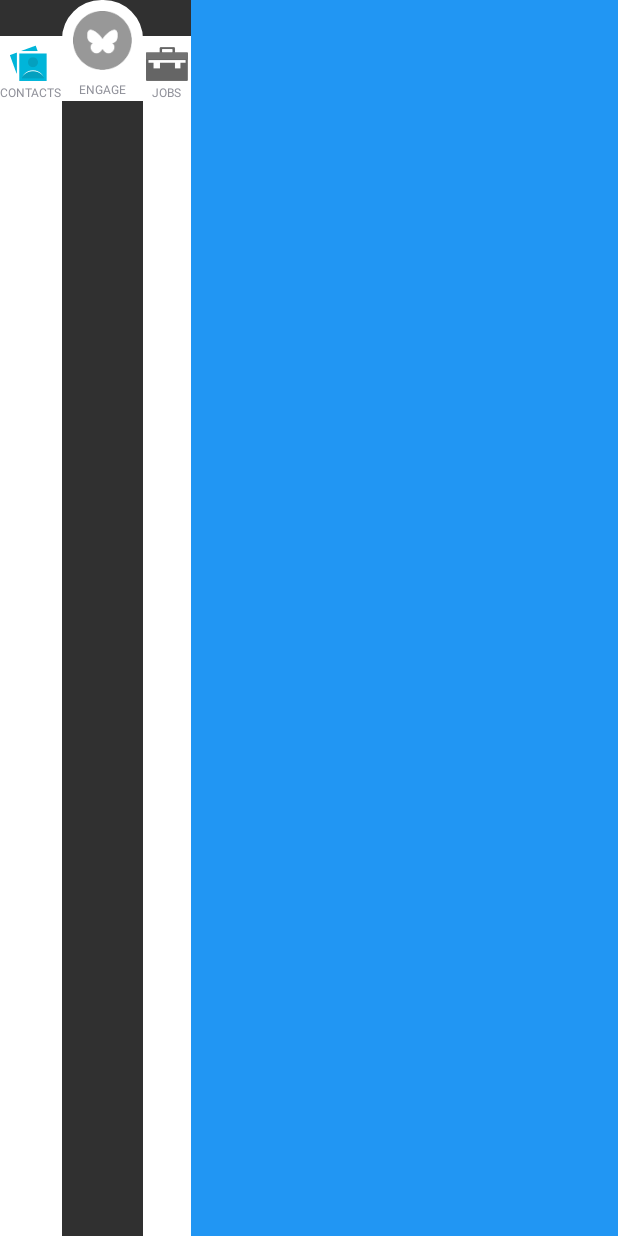
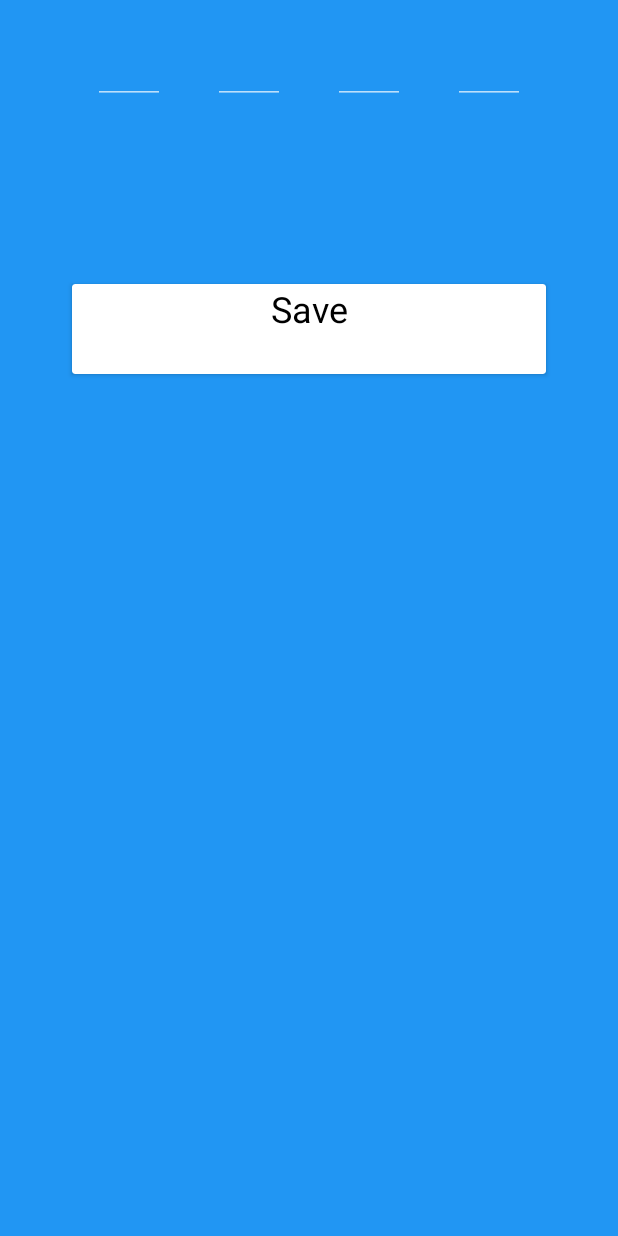
Before and after one commit to AadityaDev/BankBuddy, an Android app: the screen it shows after launch (SignInActivity), after a tap on an icon or button, on a phone screen of 412 x 824 dp. Run offline under Robolectric (Android 15) with nearby library versions, the phone set to English and light mode, and no system bars; pictures from the network do not load.

Commit message:
password key added

```diff
--- a/app/src/main/java/com/technawabs/bankbuddy/fragments/FingerprintScanner.java
+++ b/app/src/main/java/com/technawabs/bankbuddy/fragments/FingerprintScanner.java
@@ -205,10 +205,12 @@ public class FingerprintScanner extends BaseFragment implements FingerPrintAuthC
     }
 
     private void openPasswordScreen() {
-        PasswordKeyboard passwordKeyboard = new PasswordKeyboard();
+        PasswordKeyboard passwordKeyboard = PasswordKeyboard.newInstance("as");
         FragmentManager fragmentManager = this.getFragmentManager();
-        FragmentTransaction fragmentTransaction=fragmentManager.beginTransaction();
-        fragmentTransaction.replace(R.id.tabWidget,passwordKeyboard).commit();
+        FragmentTransaction fragmentTransaction = fragmentManager.beginTransaction();
+        fragmentTransaction.replace(R.id.frag, passwordKeyboard)
+                .addToBackStack(getTAG())
+                .commit();
     }
 
     private void initializeScanner(@NonNull String algorithm) {
--- a/app/src/main/java/com/technawabs/bankbuddy/fragments/PasswordKeyboard.java
+++ b/app/src/main/java/com/technawabs/bankbuddy/fragments/PasswordKeyboard.java
@@ -51,7 +51,7 @@ public class PasswordKeyboard extends Fragment {
         passwordNum2 = (TextView) view.findViewById(R.id.password_num_2);
         passwordNum3 = (TextView) view.findViewById(R.id.password_num_3);
         passwordNum4 = (TextView) view.findViewById(R.id.password_num_4);
-        numberGrid = (GridView) view.findViewById(R.id.number_grid);
+//        numberGrid = (GridView) view.findViewById(R.id.number_grid);
 //        numberGrid.set
         return view;
     }
--- a/app/src/main/res/layout/activity_sign_in.xml
+++ b/app/src/main/res/layout/activity_sign_in.xml
@@ -24,5 +24,9 @@
 
     </RelativeLayout>
 
+    <FrameLayout
+        android:id="@+id/frag"
+        android:layout_width="match_parent"
+        android:layout_height="match_parent"></FrameLayout>
 
 </android.support.constraint.ConstraintLayout>
--- a/app/src/main/res/layout/fragment_password_keyboard.xml
+++ b/app/src/main/res/layout/fragment_password_keyboard.xml
@@ -1,4 +1,5 @@
 <FrameLayout xmlns:android="http://schemas.android.com/apk/res/android"
+    xmlns:app="http://schemas.android.com/apk/res-auto"
     xmlns:tools="http://schemas.android.com/tools"
     android:id="@+id/password_key"
     android:layout_width="match_parent"
@@ -17,12 +18,20 @@
             android:layout_height="wrap_content"
             android:gravity="center">
 
-            <TextView
+            <EditText
                 android:id="@+id/password_num_1"
                 android:layout_width="@dimen/dimen_48dp"
-                android:layout_height="wrap_content" />
+                android:layout_height="wrap_content"
+                android:layout_marginEnd="@dimen/dimen_16dp"
+                android:layout_marginLeft="@dimen/dimen_16dp"
+                android:layout_marginRight="@dimen/dimen_16dp"
+                android:layout_marginStart="@dimen/dimen_16dp"
+                android:inputType="number"
+                android:maxLength="1"
+                android:textAlignment="center"
+                android:textSize="@dimen/text_24sp" />
 
-            <TextView
+            <EditText
                 android:id="@+id/password_num_2"
                 android:layout_width="@dimen/dimen_48dp"
                 android:layout_height="wrap_content"
@@ -31,9 +40,13 @@
                 android:layout_marginRight="@dimen/dimen_16dp"
                 android:layout_marginStart="@dimen/dimen_16dp"
                 android:layout_toEndOf="@+id/password_num_1"
-                android:layout_toRightOf="@+id/password_num_1" />
+                android:layout_toRightOf="@+id/password_num_1"
+                android:inputType="number"
+                android:maxLength="1"
+                android:textAlignment="center"
+                android:textSize="@dimen/text_24sp" />
 
-            <TextView
+            <EditText
                 android:id="@+id/password_num_3"
                 android:layout_width="@dimen/dimen_48dp"
                 android:layout_height="wrap_content"
@@ -42,9 +55,13 @@
                 android:layout_marginRight="@dimen/dimen_16dp"
                 android:layout_marginStart="@dimen/dimen_16dp"
                 android:layout_toEndOf="@+id/password_num_2"
-                android:layout_toRightOf="@+id/password_num_2" />
+                android:layout_toRightOf="@+id/password_num_2"
+                android:inputType="number"
+                android:maxLength="1"
+                android:textAlignment="center"
+                android:textSize="@dimen/text_24sp" />
 
-            <TextView
+            <EditText
                 android:id="@+id/password_num_4"
                 android:layout_width="@dimen/dimen_48dp"
                 android:layout_height="wrap_content"
@@ -53,18 +70,43 @@
                 android:layout_marginRight="@dimen/dimen_16dp"
                 android:layout_marginStart="@dimen/dimen_16dp"
                 android:layout_toEndOf="@+id/password_num_3"
-                android:layout_toRightOf="@+id/password_num_3" />
+                android:layout_toRightOf="@+id/password_num_3"
+                android:inputType="number"
+                android:maxLength="1"
+                android:textAlignment="center"
+                android:textSize="@dimen/text_24sp" />
 
         </RelativeLayout>
 
+        <android.support.v7.widget.CardView
+            android:id="@+id/savePassCode"
+            android:layout_width="match_parent"
+            android:layout_height="@dimen/dimen_60dp"
+            android:layout_below="@+id/password_space"
+            android:layout_marginEnd="@dimen/dimen_32dp"
+            android:layout_marginLeft="@dimen/dimen_32dp"
+            android:layout_marginRight="@dimen/dimen_32dp"
+            android:layout_marginStart="@dimen/dimen_32dp"
+            android:layout_marginTop="@dimen/dimen_120dp"
+            app:cardBackgroundColor="@color/white">
 
-        <GridView
-            android:id="@+id/number_grid"
-            android:layout_width="match_parent"
-            android:layout_height="match_parent"
-            android:layout_below="@+id/password_space"
-            android:numColumns="3"
-            ></GridView>
+            <TextView
+                android:layout_width="match_parent"
+                android:layout_height="match_parent"
+                android:text="Save"
+                android:textAlignment="center"
+                android:textColor="@color/black"
+                android:textSize="@dimen/text_24sp" />
+
+        </android.support.v7.widget.CardView>
+
+        <!--<GridView-->
+        <!--android:id="@+id/number_grid"-->
+        <!--android:layout_width="match_parent"-->
+        <!--android:layout_height="match_parent"-->
+        <!--android:layout_below="@+id/password_space"-->
+        <!--android:numColumns="3"-->
+        <!--&gt;</GridView>-->
 
     </RelativeLayout>
 
```
